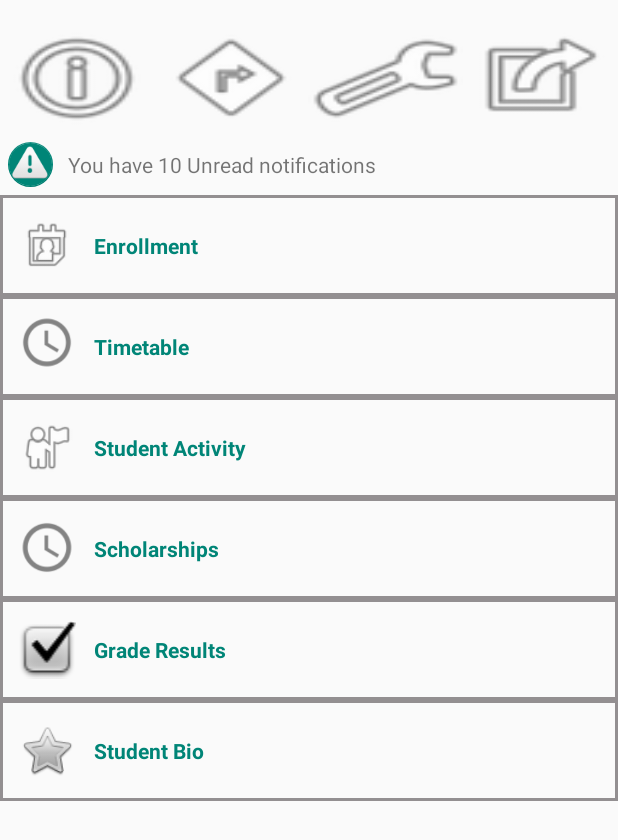
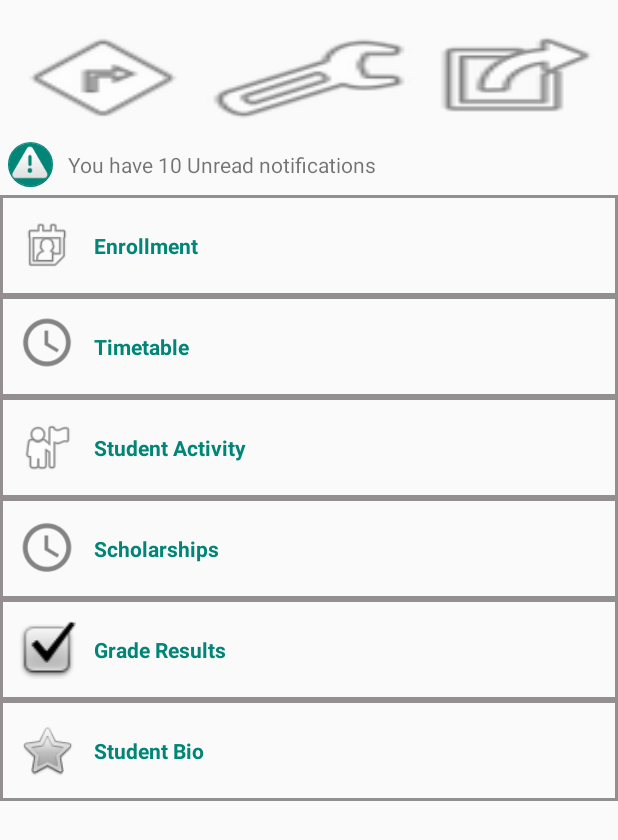
Before and after one commit to 6131305032/MFURegApp, an Android app: the ScrollingActivity screen opened directly, with no data from a screen before it, on a phone screen of 412 x 824 dp. Shown: the top 840 px of the screen. Run offline under Robolectric (Android 15) with nearby library versions, the light colour scheme and no system bars.

Commit message:
Add files via upload

```diff
--- a/app/src/main/res/layout/activity_scrolling.xml
+++ b/app/src/main/res/layout/activity_scrolling.xml
@@ -13,14 +13,6 @@
         android:layout_height="wrap_content"
         android:orientation="horizontal"
         android:paddingTop="15dp">
-
-        <Button
-            android:id="@+id/button2"
-            style="?android:attr/borderlessButtonStyle"
-            android:layout_width="wrap_content"
-            android:layout_height="match_parent"
-            android:layout_weight="1"
-            android:background="@android:drawable/ic_menu_info_details" />
 
         <Button
             android:id="@+id/button8"
@@ -137,6 +129,7 @@
                     android:src="@drawable/ic_clock" />
 
                 <TextView
+
                     android:layout_width="0dp"
                     android:layout_height="wrap_content"
                     android:layout_gravity="center_vertical"
```
Also changed, not shown: app/src/main/res/layout/activity_webview.xml (added, +36 -0 lines).
